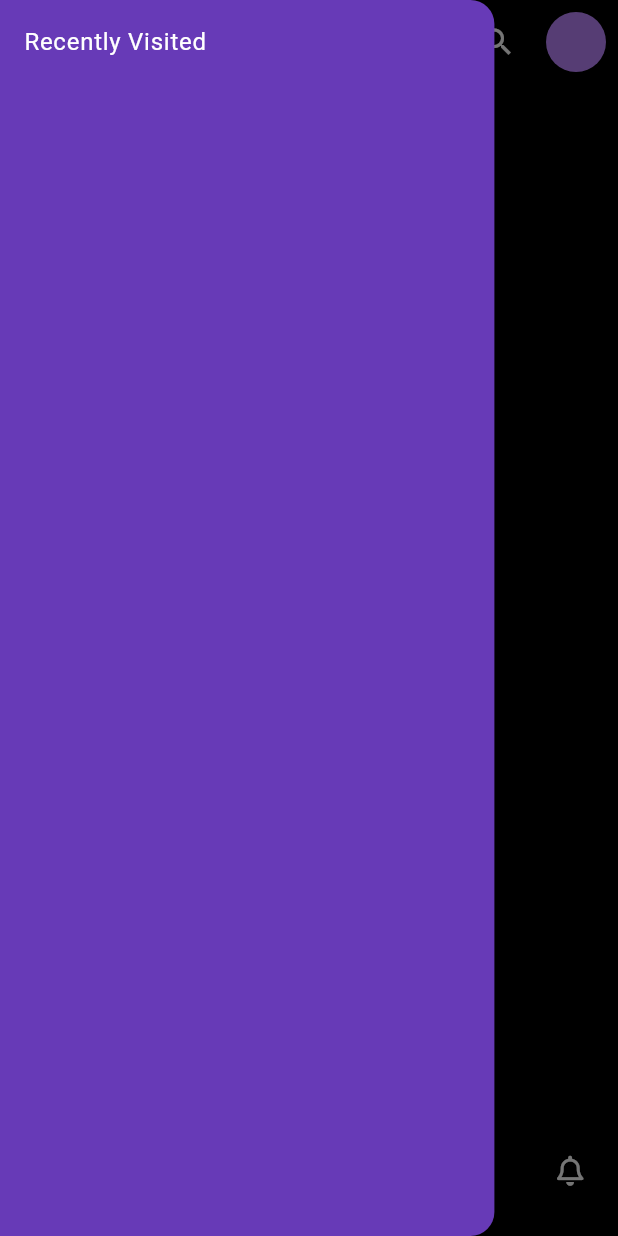
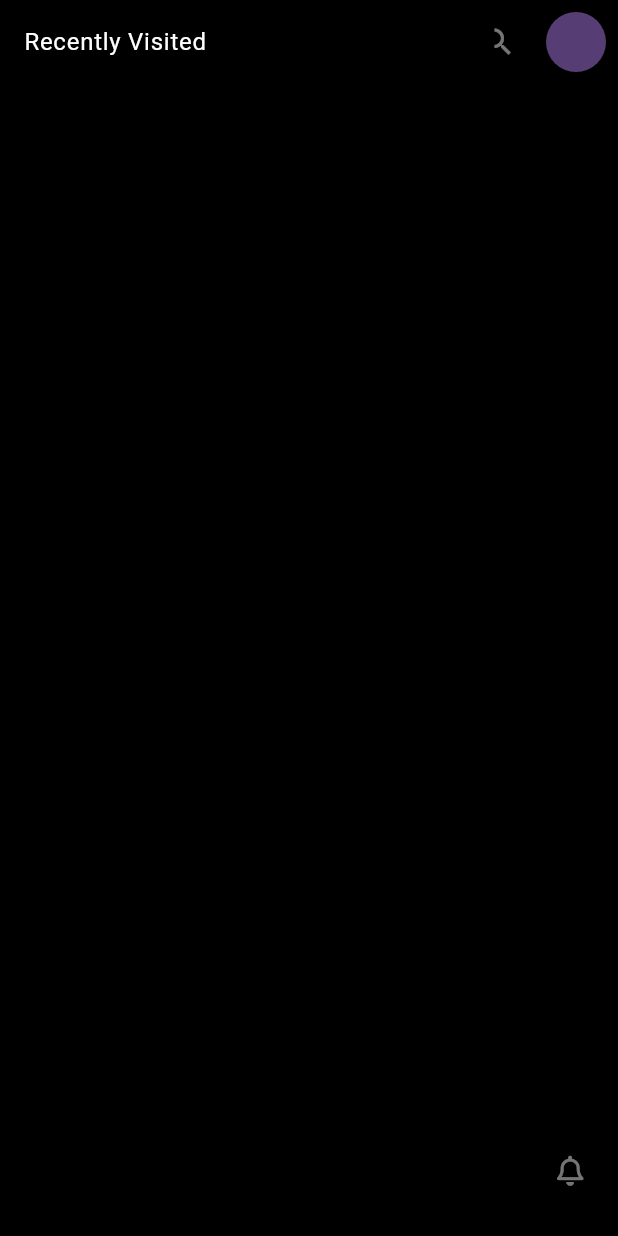
Before and after one commit to software-team-cufe/Fox-Reddit-Clone, a Flutter app: the HomePage screen opened directly, with the side drawer open, on a phone screen of 412 x 824 dp. Run offline on Flutter 3.47's test engine with Material 3 defaults, Android fonts, the phone set to English and light mode, and no system bars; our stand-ins replace cloud_firestore, firebase_auth, firebase_core, firebase_storage, flutter_riverpod, font_awesome_flutter and 1 more; accounts and stored records are empty.

Commit message:
update in home page

```diff
--- a/CROSS/lib/Pages/HomePage.dart
+++ b/CROSS/lib/Pages/HomePage.dart
@@ -1,9 +1,13 @@
 import 'package:flutter/material.dart';
 import 'package:reddit_fox/navbar.dart';
-import 'package:reddit_fox/Pages/Search.dart';
+import 'package:reddit_fox/Pages/SearchInHomePage.dart';
 
 class HomePage extends StatelessWidget {
   const HomePage({Key? key}) : super(key: key);
+
+  void desplatEndDrawer(BuildContext context) {
+    Scaffold.of(context).openEndDrawer();
+  }
 
   @override
   Widget build(BuildContext context) {
@@ -26,15 +30,19 @@ class HomePage extends StatelessWidget {
             },
             icon: Icon(Icons.search),
           ),
-          IconButton( // Avatar IconButton
-            icon: CircleAvatar(),
-            onPressed: () {}, // No action on press
+          Builder(
+            builder: (context) {
+              return IconButton( // Avatar IconButton
+                icon: CircleAvatar(),
+                onPressed: () => desplatEndDrawer(context), // No action on press
+              );
+            }
           ),
         ],
       ),
       drawer: Drawer(
         width: drawerWidth,
-        backgroundColor: Colors.deepPurple,
+        backgroundColor: Colors.black,
         child: ListView(
           children: [
             ListTile(
@@ -48,7 +56,7 @@ class HomePage extends StatelessWidget {
       ),
       endDrawer: Drawer(
         width: userWidth,
-        backgroundColor: Colors.deepPurple,
+        backgroundColor: Colors.black,
         child: ListView(
           children: [
             // Add any content you want in the endDrawer
--- /dev/null
+++ b/CROSS/lib/extras/drawer/commuinityListDrawer.dart
@@ -0,0 +1 @@
+import 'package:flutter/material.dart';
```
Also changed, not shown: CROSS/lib/Pages/Search.dart (deleted, +0 -51 lines), CROSS/lib/Pages/SearchInHomePage.dart (added, +71 -0 lines).
